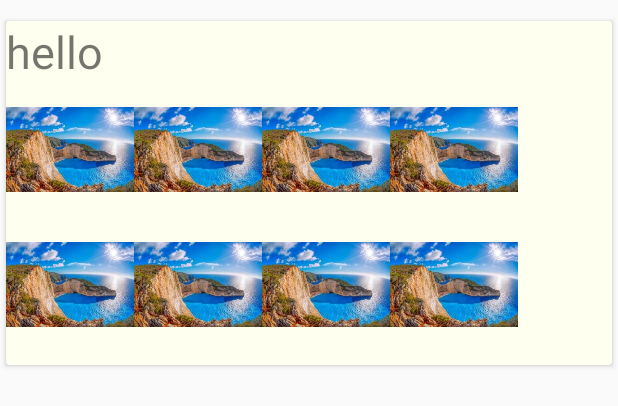
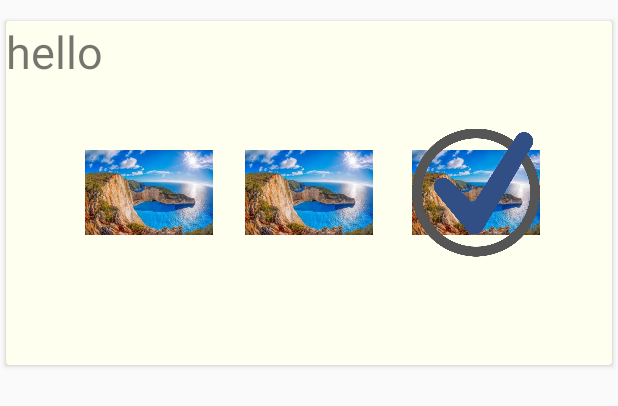
Before and after one commit to h-matsuo/hackathon_2017_colopl, an Android app: the layout list2_item.xml on its own in the app's theme, with its tools: preview values and no code run, on a phone screen of 412 x 824 dp. Shown: the top 406 px of the screen. Run offline under Robolectric (Android 15) with nearby library versions, the phone set to English and light mode, and no system bars.

Commit message:
no message

```diff
--- a/MyApplication/app/src/main/java/com/example/stamprally/PlaceholderFragment.java
+++ b/MyApplication/app/src/main/java/com/example/stamprally/PlaceholderFragment.java
@@ -113,6 +113,8 @@ public  class PlaceholderFragment extends Fragment implements AdapterView.OnItem
         spinner_prefecture = (Spinner) rootView.findViewById(R.id.spinner);
         spinner_city = (Spinner) rootView.findViewById(R.id.spinner2);
 
+        mSpots = new ArrayList<Spot>();
+
         initSpots();
 
         ArrayList<String> spinnerPrefecture = getExistPrefecture(spinner_prefecture, null);
@@ -135,7 +137,6 @@ public  class PlaceholderFragment extends Fragment implements AdapterView.OnItem
         spos.add(spot);
         mAdapter = new MyAdapter(spos, this);
         mRecyclerView.setAdapter(mAdapter);
-
         //textView.setText(getString(R.string.section_format, getArguments().getInt(ARG_SECTION_NUMBER)));
         return rootView;
     }
@@ -279,11 +280,10 @@ public  class PlaceholderFragment extends Fragment implements AdapterView.OnItem
                 } catch (JSONException e) {
                     Log.e("!!!", e.getMessage());
                 }
-                Toast.makeText(getActivity(), retStrs.get(0), Toast.LENGTH_SHORT).show();
                 // あってる？
                 ArrayAdapter<String> Adapter = new ArrayAdapter<String>(getActivity().getApplicationContext(), android.R.layout.simple_spinner_dropdown_item,
                         retStrs);
-                Adapter.setDropDownViewResource(android.R.layout.simple_spinner_dropdown_item);
+                // Adapter.setDropDownViewResource(android.R.layout.simple_spinner_dropdown_item);
                 spinner.setAdapter(Adapter);
 
                 //loadingDialog.hide();
--- a/MyApplication/app/src/main/java/com/example/stamprally/PostSpotActivity.java
+++ b/MyApplication/app/src/main/java/com/example/stamprally/PostSpotActivity.java
@@ -115,8 +115,8 @@ public class PostSpotActivity extends AppCompatActivity implements LocationListe
         location = locationManager.getLastKnownLocation(locationProvider);
 
         if (location != null) {
-            TextView textView = (TextView) findViewById(R.id.tv_location);
-            textView.setText(String.valueOf( "onCreate() : " + location.getLatitude()) + "," + String.valueOf(location.getLongitude()));
+            //TextView textView = (TextView) findViewById(R.id.tv_location);
+            //textView.setText(String.valueOf( "onCreate() : " + location.getLatitude()) + "," + String.valueOf(location.getLongitude()));
         }
         /*-----------*/
 
--- a/MyApplication/app/src/main/res/layout/list2_item.xml
+++ b/MyApplication/app/src/main/res/layout/list2_item.xml
@@ -26,74 +26,43 @@
                 android:id="@+id/image1"
                 android:layout_width="85dp"
                 android:layout_height="90dp"
-                android:layout_alignParentLeft="true"
-                android:layout_alignParentStart="true"
-                android:layout_below="@+id/list_item_text2"
+                android:layout_alignTop="@+id/image2"
+                android:layout_marginEnd="21dp"
+                android:layout_marginRight="21dp"
+                android:layout_toLeftOf="@+id/image2"
+                android:layout_toStartOf="@+id/image2"
                 android:src="@drawable/download_1" />
 
             <ImageView
                 android:id="@+id/image3"
                 android:layout_width="85dp"
                 android:layout_height="90dp"
-                android:layout_below="@+id/list_item_text2"
+                android:src="@drawable/download_1"
+                android:layout_centerVertical="true"
+                android:layout_toRightOf="@+id/image2"
                 android:layout_toEndOf="@+id/image2"
-                android:layout_toRightOf="@+id/image2"
-                android:src="@drawable/download_1" />
+                android:layout_marginLeft="26dp"
+                android:layout_marginStart="26dp" />
+
+
 
             <ImageView
                 android:id="@+id/image2"
                 android:layout_width="85dp"
                 android:layout_height="90dp"
-                android:layout_below="@+id/list_item_text2"
-                android:layout_toEndOf="@+id/image1"
-                android:layout_toRightOf="@+id/image1"
+                android:layout_alignTop="@+id/image3"
+                android:layout_centerHorizontal="true"
                 android:src="@drawable/download_1" />
 
             <ImageView
-                android:id="@+id/image4"
+                android:id="@+id/stamp.png"
                 android:layout_width="85dp"
                 android:layout_height="90dp"
-                android:layout_above="@+id/image7"
-                android:layout_alignEnd="@+id/image8"
-                android:layout_alignRight="@+id/image8"
-                android:layout_toRightOf="@+id/image3"
-                android:src="@drawable/download_1" />
+                android:src="@drawable/stamp"
+                android:layout_alignTop="@+id/image3"
+                android:layout_alignLeft="@+id/image3"
+                android:layout_alignStart="@+id/image3" />
 
-            <ImageView
-                android:id="@+id/image5"
-                android:layout_width="85dp"
-                android:layout_height="90dp"
-                android:layout_alignParentLeft="true"
-                android:layout_alignParentStart="true"
-                android:layout_below="@+id/image1"
-                android:src="@drawable/download_1" />
-
-            <ImageView
-                android:id="@+id/image6"
-                android:layout_width="85dp"
-                android:layout_height="90dp"
-                android:layout_below="@+id/image1"
-                android:layout_toEndOf="@+id/image1"
-                android:layout_toRightOf="@+id/image1"
-                android:src="@drawable/download_1" />
-
-            <ImageView
-                android:id="@+id/image7"
-                android:layout_width="85dp"
-                android:layout_height="90dp"
-                android:layout_below="@+id/image3"
-                android:layout_toEndOf="@+id/image2"
-                android:layout_toRightOf="@+id/image2"
-                android:src="@drawable/download_1" />
-
-            <ImageView
-                android:id="@+id/image8"
-                android:layout_width="85dp"
-                android:layout_height="90dp"
-                android:layout_below="@+id/image3"
-                android:layout_toEndOf="@+id/image3"
-                android:layout_toRightOf="@+id/image3"
-                android:src="@drawable/download_1" />
 
             <TextView
                 android:id="@+id/list_item_text2"
```
Also changed, not shown: MyApplication/app/src/main/java/com/example/stamprally/MainActivity.java (+6 -31 lines), MyApplication/app/src/main/java/com/example/stamprally/MyAdapter2.java (+5 -8 lines), MyApplication/app/src/main/res/layout/stamp.xml (added, +16 -0 lines), MyApplication/app/src/main/res/drawable/stamp.png (added).
